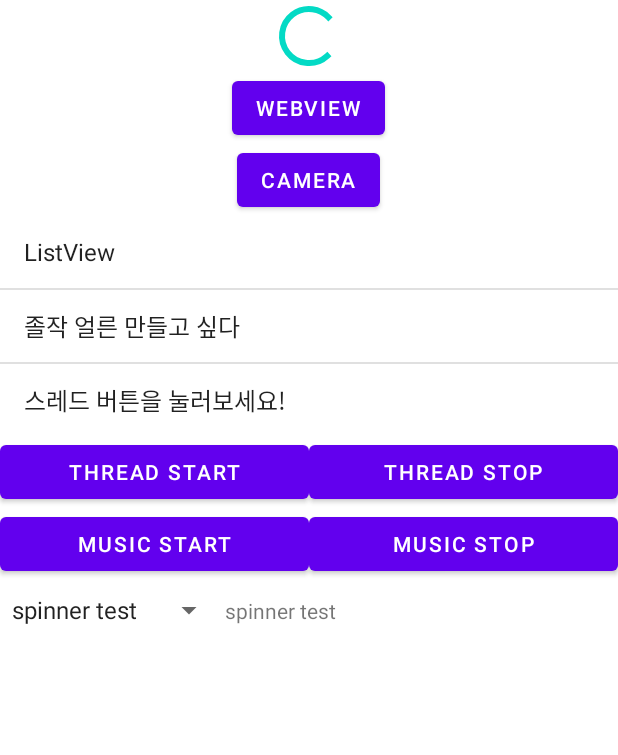
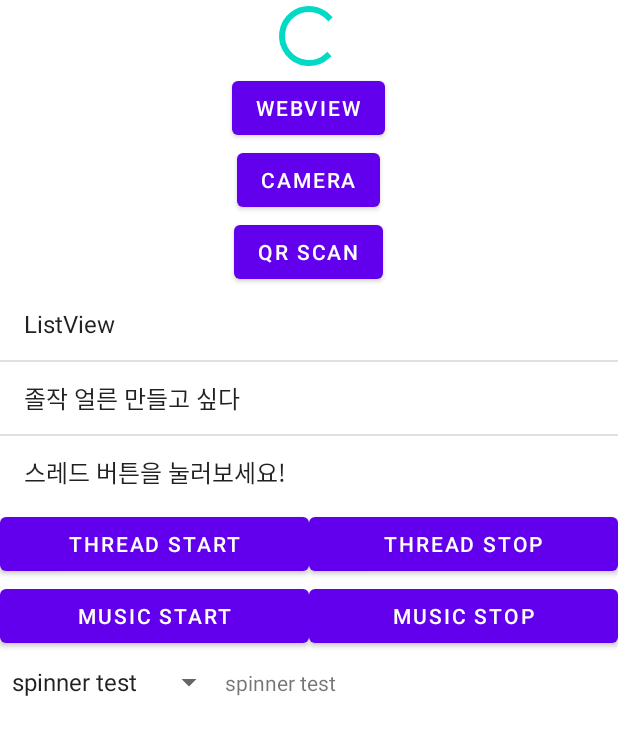
Before and after one commit to jiseok20/AndroidStudio, an Android app: the screen it shows after launch (MainActivity), on a phone screen of 412 x 824 dp, the part 411-1166 px from its top. Run offline under Robolectric (Android 15) with nearby library versions, the phone set to English and light mode, and no system bars; plain views replace SpinKitView.

Commit message:
QR cord scan

```diff
--- a/TEST4/app/build.gradle
+++ b/TEST4/app/build.gradle
@@ -29,7 +29,7 @@ android {
 }
 
 dependencies {
-
+    implementation 'com.journeyapps:zxing-android-embedded:3.6.0'
     implementation 'androidx.appcompat:appcompat:1.4.1'
     implementation 'com.google.android.material:material:1.5.0'
     implementation 'androidx.constraintlayout:constraintlayout:2.1.3'
--- a/TEST4/app/src/main/java/com/example/test4/MainActivity.java
+++ b/TEST4/app/src/main/java/com/example/test4/MainActivity.java
@@ -40,6 +40,7 @@ public class MainActivity extends AppCompatActivity {
     private Button btn_start,btn_stop;
     private Button btn_music_start,btn_music_stop;
     private Spinner spinner;
+    private Button btn_QR;
     private TextView array_result;
     private long backBtnTime=0;
 
@@ -80,6 +81,7 @@ public class MainActivity extends AppCompatActivity {
         spinner=findViewById(R.id.spinner);
         array_result=findViewById(R.id.array_result);
         btn_camera2=findViewById(R.id.btn_camera2);
+        btn_QR=findViewById(R.id.btn_QR);
 
 
 
@@ -173,6 +175,14 @@ public class MainActivity extends AppCompatActivity {
             }
         });
 
+        btn_QR.setOnClickListener(new View.OnClickListener() {
+            @Override
+            public void onClick(View view) {
+                Intent intent = new Intent(MainActivity.this,QRScanActivity.class);
+                startActivity(intent);
+            }
+        });
+
         spinner.setOnItemSelectedListener(new AdapterView.OnItemSelectedListener() {
             @Override
             public void onItemSelected(AdapterView<?> adapterView, View view, int i, long l) {
--- a/TEST4/app/src/main/res/layout/activity_main.xml
+++ b/TEST4/app/src/main/res/layout/activity_main.xml
@@ -75,6 +75,12 @@
             android:layout_width="wrap_content"
             android:layout_height="wrap_content"
             android:text="Camera"/>
+
+        <Button
+            android:id="@+id/btn_QR"
+            android:layout_width="wrap_content"
+            android:layout_height="wrap_content"
+            android:text="QR SCAN"/>
     </LinearLayout>
 
     <ListView
```
Also changed, not shown: TEST4/app/src/main/AndroidManifest.xml (+19 -11 lines), TEST4/app/src/main/java/com/example/test4/QRScanActivity.java (added, +43 -0 lines), TEST4/app/src/main/res/layout/activity_camera2.xml (+5 -2 lines), TEST4/app/src/main/res/layout/activity_qrscan.xml (added, +10 -0 lines), TEST4/app/src/main/java/com/example/test4/CameraActivity2.java (line endings or trailing spaces).
